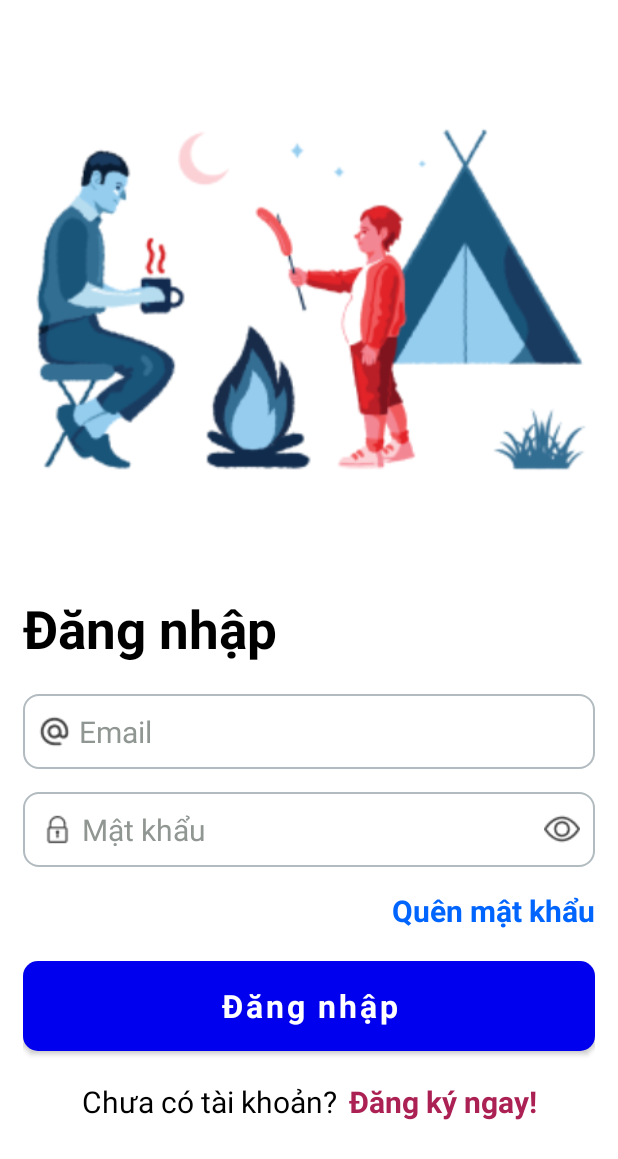
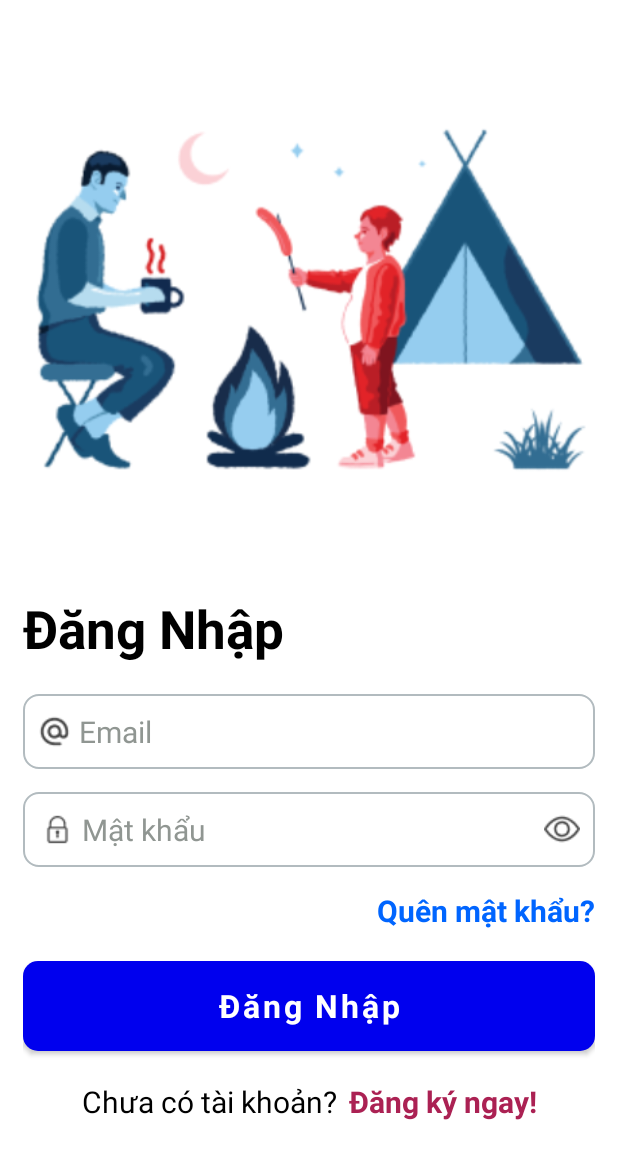
Before and after one commit to nubmaster-69/Android-Team-Project, an Android app: the screen it shows after launch (MainActivity), on a phone screen of 412 x 824 dp. Shown: the top 1159 px of the screen. Run offline under Robolectric (Android 15) with nearby library versions, the phone set to English and light mode, and no system bars; our stand-ins replace Firebase (no records; nobody signed in at launch, a user with empty details on screens opened directly); Roboto replaces fonts that are not available here.

Commit message:
Refactor code, remove hardcoded

```diff
--- a/app/src/main/res/drawable-v24/register_button_bgr.xml
+++ b/app/src/main/res/drawable-v24/register_button_bgr.xml
@@ -1,5 +1,5 @@
 <?xml version="1.0" encoding="utf-8"?>
 <shape xmlns:android="http://schemas.android.com/apk/res/android">
-    <solid android:color="@color/secondatryColor"/>
+    <solid android:color="@color/secondaryColor"/>
     <corners android:radius="10dp"/>
 </shape>
--- a/app/src/main/res/layout/fragment_login.xml
+++ b/app/src/main/res/layout/fragment_login.xml
@@ -38,7 +38,7 @@
             android:layout_width="wrap_content"
             android:layout_height="wrap_content"
             android:fontFamily="@font/be_vietnam_semibold"
-            android:text="Đăng nhập"
+            android:text="@string/login"
             android:textColor="@color/black"
             android:textSize="35sp"
             android:textStyle="bold"
@@ -51,13 +51,13 @@
             android:layout_height="50dp"
             android:layout_marginTop="20dp"
             android:background="@drawable/login_screen_edittext_bgr"
-            android:drawableLeft="@drawable/icon_email"
+            android:drawableStart="@drawable/icon_email"
             android:fontFamily="@font/be_vietnam"
-            android:hint="Email"
+            android:hint="@string/email"
             android:textColorHint="#909692"
             android:imeOptions="actionDone"
             android:drawablePadding="5dp"
-            android:paddingLeft="10dp"
+            android:paddingStart="10dp"
             android:inputType="text"
             android:maxLines="1"
             android:textColor="@color/black"
@@ -71,17 +71,17 @@
             android:layout_height="50dp"
             android:layout_marginTop="15dp"
             android:background="@drawable/login_screen_edittext_bgr"
-            android:drawableLeft="@drawable/icon_lock"
-            android:drawableRight="@drawable/icon_open_eye"
+            android:drawableStart="@drawable/icon_lock"
+            android:drawableEnd="@drawable/icon_open_eye"
             android:drawablePadding="1dp"
             android:fontFamily="@font/be_vietnam"
-            android:hint="Mật khẩu"
+            android:hint="@string/password"
             android:textColorHint="#909692"
             android:imeOptions="actionDone"
             android:inputType="textPassword"
             android:maxLines="1"
-            android:paddingLeft="8dp"
-            android:paddingRight="10dp"
+            android:paddingStart="8dp"
+            android:paddingEnd="10dp"
             android:textColor="@color/black"
             android:textSize="20sp"
             app:layout_constraintStart_toStartOf="parent"
@@ -93,7 +93,7 @@
             android:layout_height="wrap_content"
             android:layout_marginTop="15dp"
             android:fontFamily="@font/be_vietnam_bold"
-            android:text="Quên mật khẩu"
+            android:text="@string/forgot_pwd"
             android:textStyle="bold"
             android:textColor="#0065FF"
             android:textSize="20sp"
@@ -107,7 +107,7 @@
             android:layout_marginTop="20dp"
             android:background="@drawable/login_button_bgr"
             android:fontFamily="@font/be_vietnam"
-            android:text="Đăng nhập"
+            android:text="@string/login"
             android:textStyle="bold"
             android:textAllCaps="false"
             android:textColor="@color/white"
@@ -129,7 +129,7 @@
                 android:layout_width="wrap_content"
                 android:layout_height="wrap_content"
                 android:fontFamily="@font/be_vietnam"
-                android:text="Chưa có tài khoản?"
+                android:text="@string/no_account"
                 android:textColor="@color/black"
                 android:textSize="20sp" />
 
@@ -138,11 +138,11 @@
                 android:layout_width="wrap_content"
                 android:layout_height="wrap_content"
                 android:fontFamily="@font/be_vietnam_bold"
-                android:text="Đăng ký ngay!"
+                android:text="@string/regis_now"
                 android:textStyle="bold"
                 android:textColor="#AB2153"
                 android:textSize="20sp"
-                android:layout_marginLeft="8dp"/>
+                android:layout_marginStart="8dp"/>
         </LinearLayout>
 
     </androidx.constraintlayout.widget.ConstraintLayout>
--- a/app/src/main/res/layout/fragment_splash_screen.xml
+++ b/app/src/main/res/layout/fragment_splash_screen.xml
@@ -37,7 +37,7 @@
         android:layout_marginStart="6dp"
         android:fontFamily="@font/be_vietnam_bold"
         android:text="Sharing"
-        android:textColor="@color/secondatryColor"
+        android:textColor="@color/secondaryColor"
         android:textSize="30dp"
         app:layout_constraintBottom_toBottomOf="@+id/textView4"
         app:layout_constraintEnd_toEndOf="@+id/circleImageView"
--- a/app/src/main/res/layout/fragment_user_profile.xml
+++ b/app/src/main/res/layout/fragment_user_profile.xml
@@ -46,7 +46,7 @@
             android:layout_height="wrap_content"
             android:layout_marginTop="4dp"
             android:fontFamily="@font/be_vietnam"
-            android:text="Tên tài khoản"
+            android:text="@string/user_name"
             android:textColor="@color/black"
             android:textSize="24sp"
             app:layout_constraintEnd_toEndOf="parent"
--- a/app/src/main/res/layout/layout_post.xml
+++ b/app/src/main/res/layout/layout_post.xml
@@ -7,7 +7,8 @@
     android:layout_marginBottom="14dp"
     android:background="@color/white"
     app:cardBackgroundColor="#F5EBEB"
-    app:cardCornerRadius="10dp">
+    app:cardCornerRadius="10dp"
+    app:cardPreventCornerOverlap="true">
 
     <androidx.constraintlayout.widget.ConstraintLayout
         android:layout_width="match_parent"
@@ -57,7 +58,7 @@
 
         <ImageView
             android:id="@+id/post_img"
-            android:layout_width="0dp"
+            android:layout_width="match_parent"
             android:layout_height="240dp"
             android:layout_marginTop="4dp"
             android:scaleType="centerCrop"
--- a/app/src/main/res/values/colors.xml
+++ b/app/src/main/res/values/colors.xml
@@ -1,7 +1,7 @@
 <?xml version="1.0" encoding="utf-8"?>
 <resources>
     <color name="primaryColor">#0065FF</color>
-    <color name="secondatryColor">#AB2153</color>
+    <color name="secondaryColor">#AB2153</color>
     <color name="purple_200">#FFBB86FC</color>
     <color name="purple_500">#FF6200EE</color>
     <color name="purple_700">#FF3700B3</color>
--- a/app/src/main/res/values/strings.xml
+++ b/app/src/main/res/values/strings.xml
@@ -4,6 +4,16 @@
         <item>Nam</item>
         <item>Nữ</item>
     </string-array>
-    <!-- TODO: Remove or change this placeholder text -->
-    <string name="hello_blank_fragment">Hello blank fragment</string>
+
+    <string name="login">Đăng Nhập</string>
+    <string name="register">Đăng Ký</string>
+    <string name="email">Email</string>
+    <string name="password">Mật khẩu</string>
+    <string name="forgot_pwd">Quên mật khẩu?</string>
+    <string name="no_account">Chưa có tài khoản?</string>
+    <string name="regis_now">Đăng ký ngay!</string>
+    <string name="have_account">Đã có tài khoản?</string>
+    <string name="login_now">Đăng nhập ngay!</string>
+    <string name="user_name">Tên người dùng</string>
+    <string name="address">Nơi sinh sống</string>
 </resources>
```
Also changed, not shown: app/src/main/java/com/hisu/androidteamproject/adapter/PostAdapter.java (+19 -4 lines), app/src/main/res/layout/fragment_register.xml (+19 -19 lines).
